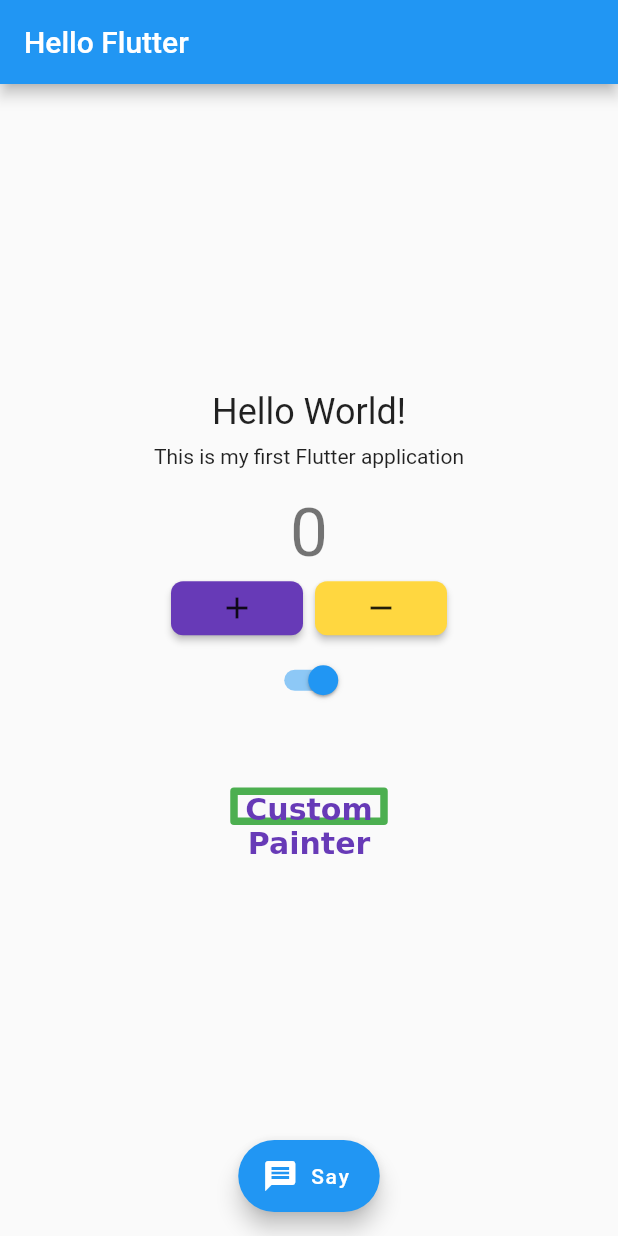
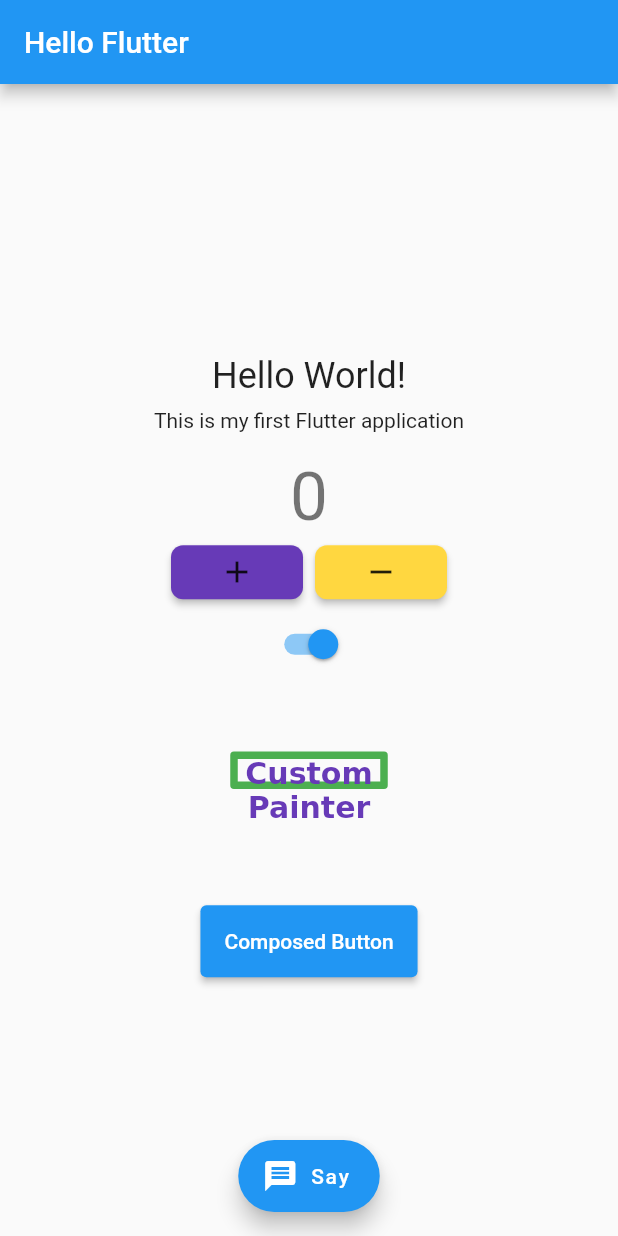
Before and after one commit to beigirad/HelloFlutter, a Flutter app: the screen it shows after launch, on a phone screen of 412 x 824 dp. Run offline on Flutter 3.47's test engine with Material 2 defaults, Android fonts, the phone set to English and light mode, and no system bars; our stand-ins replace fluttertoast.

Commit message:
using custom widget

```diff
--- a/lib/main.dart
+++ b/lib/main.dart
@@ -123,7 +123,8 @@ class HomeState extends State<HomePage> with TickerProviderStateMixin {
             CustomPaint(
               painter: Message('Custom Painter'),
               size: Size(100, 100),
-            )
+            ),
+            CustomButton(label: 'Composed Button')
           ],
         ),
       ),
@@ -185,3 +186,19 @@ class Message extends CustomPainter {
     return oldDelegate.message != message;
   }
 }
+
+class CustomButton extends StatelessWidget {
+  final String label;
+
+  const CustomButton({Key key, this.label}) : super(key: key);
+
+  @override
+  Widget build(BuildContext context) {
+    return ElevatedButton(
+        onPressed: () {},
+        child: Padding(
+          padding: const EdgeInsets.only(top: 16, bottom: 16),
+          child: Text(label),
+        ));
+  }
+}
```
